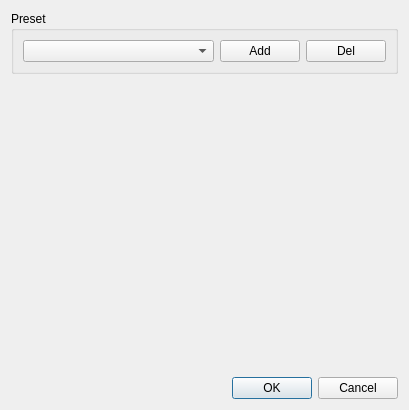
First picture: the form in milla-view/plugindock.ui, repository matrixsmaster/MILLA, before the edit.
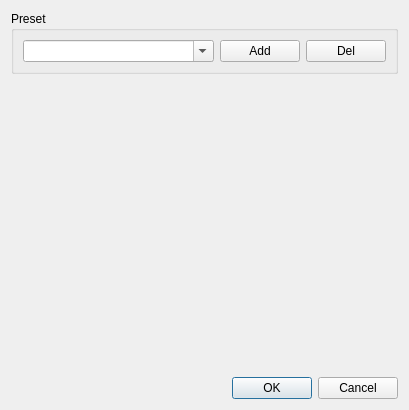
Second picture: the form after the edit.

The edit to the form file:
```diff
--- a/milla-view/plugindock.ui
+++ b/milla-view/plugindock.ui
@@ -36,6 +36,9 @@
             <verstretch>0</verstretch>
            </sizepolicy>
           </property>
+          <property name="editable">
+           <bool>true</bool>
+          </property>
          </widget>
         </item>
         <item>
```
